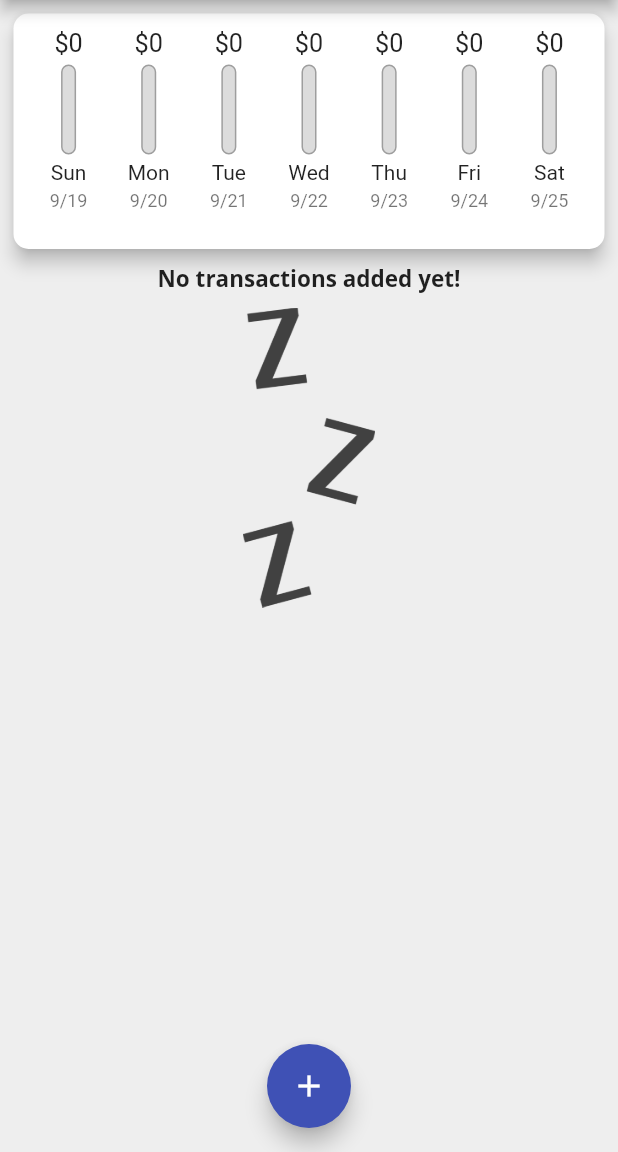
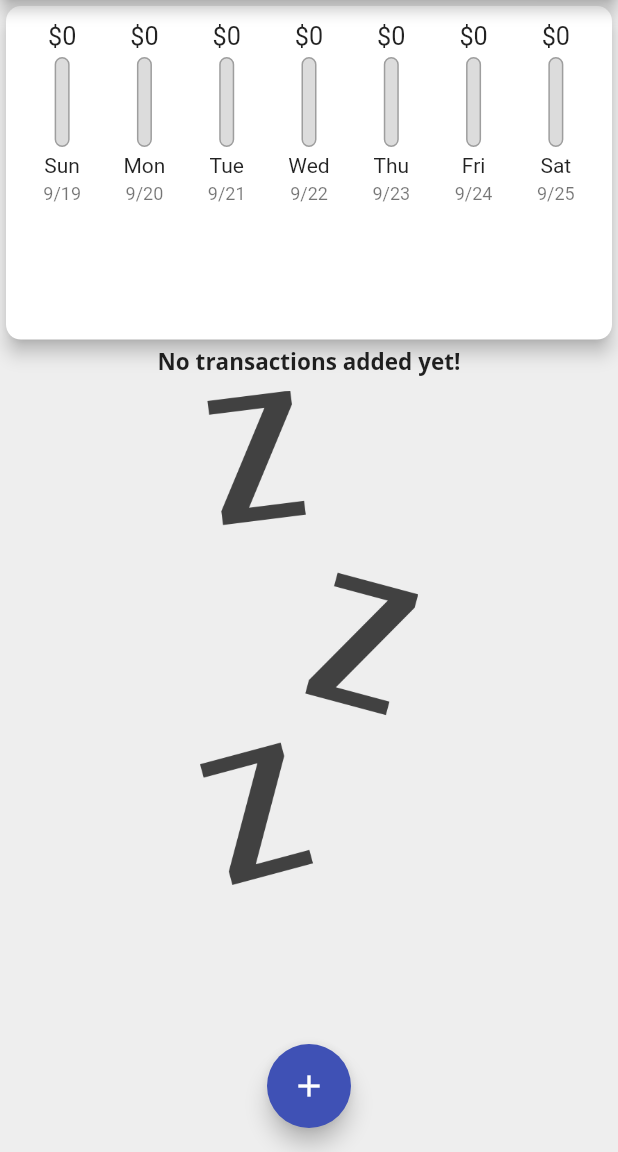
Before and after one commit to ZiadAlMoqamar/personal_expenses_app, a Flutter app: the screen it shows after launch, on a phone screen of 412 x 824 dp, the part 84-1236 px from its top. Run offline on Flutter 3.47's test engine with Material 2 defaults, Android fonts, the phone set to English and light mode, and no system bars.

Commit message:
making charts card and transaction list responsive

```diff
--- a/lib/components/chartsCard.dart
+++ b/lib/components/chartsCard.dart
@@ -37,11 +37,7 @@ class ChartsCard extends StatelessWidget {
 
   @override
   Widget build(BuildContext context) {
-    return Container(
-      padding: EdgeInsets.all(5),
-      height: 175,
-      width: double.infinity,
-      child: Card(
+    return Card(
       elevation: 5,
       color: Colors.white,
       shape: RoundedRectangleBorder(borderRadius: BorderRadius.circular(10)),
@@ -65,7 +61,6 @@ class ChartsCard extends StatelessWidget {
               .toList(),
         ),
       ),
-      ),
     );
   }
 }
--- a/lib/components/userTransactions.dart
+++ b/lib/components/userTransactions.dart
@@ -14,8 +14,7 @@ class UserTransactionsList extends StatefulWidget {
 class _UserTransactionsListState extends State<UserTransactionsList> {
   @override
   Widget build(BuildContext context) {
-    return Expanded(
-        child: widget.transactions.isEmpty
+    return widget.transactions.isEmpty
         ? Column(
             children: [
               Text(
@@ -24,7 +23,7 @@ class _UserTransactionsListState extends State<UserTransactionsList> {
               ),
               SizedBox(height: 10,),
               Container(
-                    height: 200,
+                height: MediaQuery.of(context).size.height *0.4,
                 child: Image.asset(
                   'assets/images/waiting.png',
                   fit: BoxFit.cover,
@@ -37,6 +36,6 @@ class _UserTransactionsListState extends State<UserTransactionsList> {
               return MyListTile(transaction: widget.transactions[index], deleteTx: widget.deleteTx,);
             },
             itemCount: widget.transactions.length,
-              ));
+          );
   }
 }
--- a/lib/main.dart
+++ b/lib/main.dart
@@ -96,9 +96,7 @@ class _MyHomePageState extends State<MyHomePage> {
 
   @override
   Widget build(BuildContext context) {
-    return Scaffold(
-      backgroundColor: Colors.grey[200],
-      appBar: AppBar(
+     final appBar = AppBar(
         title: Text(widget.title),
         actions: [
           IconButton(
@@ -106,12 +104,17 @@ class _MyHomePageState extends State<MyHomePage> {
             onPressed: () => triggerModalBottomSheet(),
           ),
         ],
-      ),
-      body: Column(
-        children: [
-          ChartsCard(transactions: _userRecentTransactions),
-          UserTransactionsList(transactions: transactions, deleteTx: deleteTransaction,)
-        ],
+      );
+    return Scaffold(
+      backgroundColor: Colors.grey[200],
+      appBar:appBar,
+      body: SingleChildScrollView(
+        child: Column(
+          children: [
+            Container(child: ChartsCard(transactions: _userRecentTransactions), height: (MediaQuery.of(context).size.height - appBar.preferredSize.height - MediaQuery.of(context).padding.top) * 0.3,),
+            Container(child: UserTransactionsList(transactions: transactions, deleteTx: deleteTransaction,),height: (MediaQuery.of(context).size.height - appBar.preferredSize.height - MediaQuery.of(context).padding.top) * 0.7,)
+          ],
+        ),
       ),
       floatingActionButton: FloatingActionButton(
         child: Icon(Icons.add),
```
Lines whose indentation alone changed are shown as unchanged.
